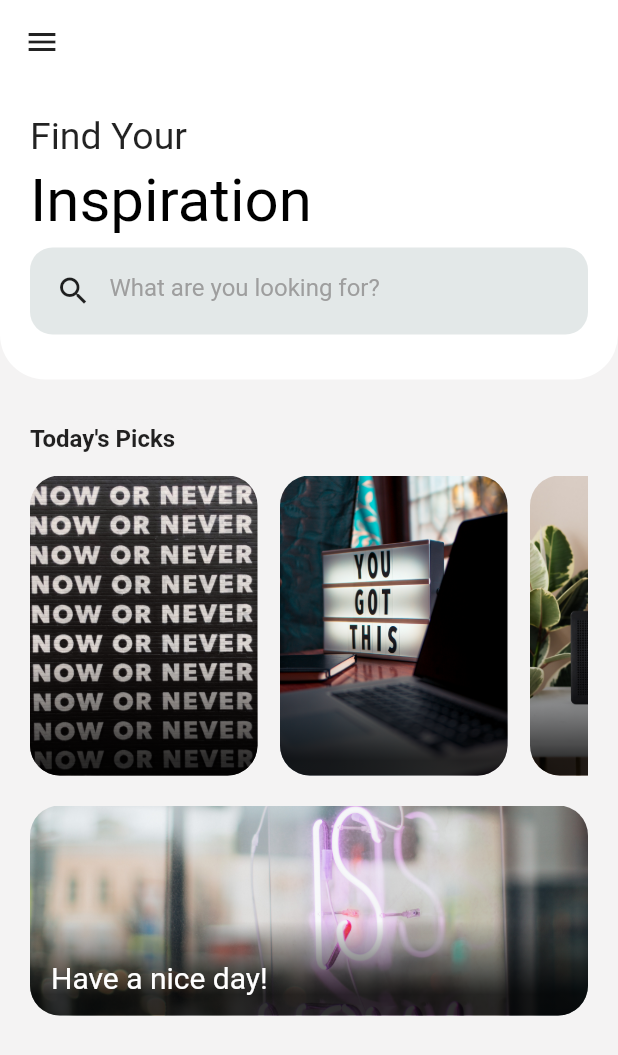
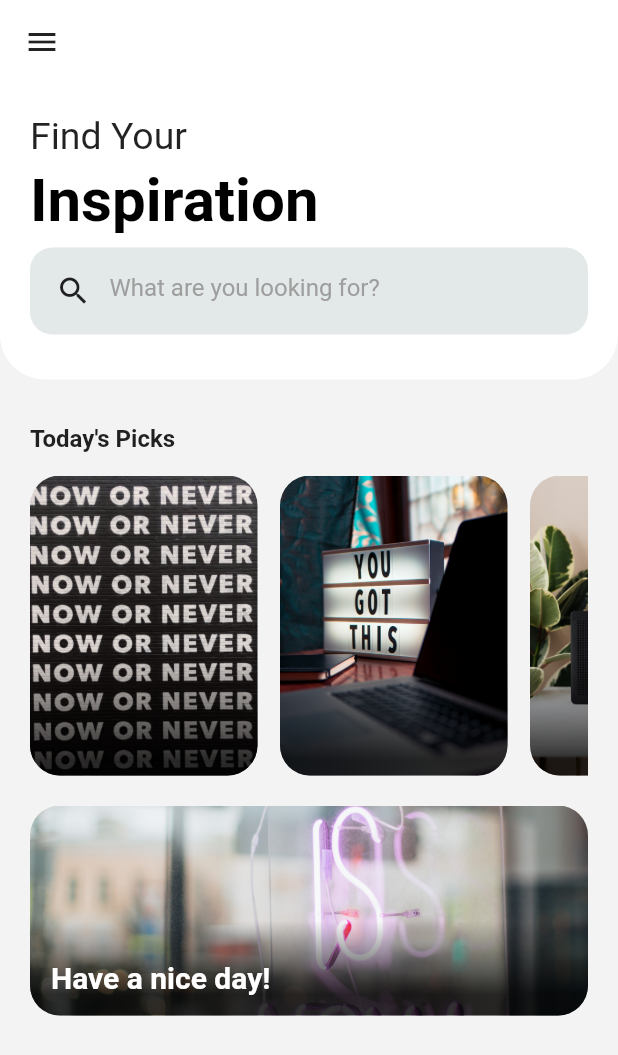
Before and after one commit to FlutterUI-archive/Inspiration, a Flutter app: the screen it shows after launch, on a phone screen of 412 x 824 dp. Shown: the top 1055 px of the screen. Run offline on Flutter 3.47's test engine with Material 2 defaults, Android fonts, the phone set to English and light mode, and no system bars; our stand-ins replace google_fonts.

Commit message:
Completed the entire UI

```diff
--- a/lib/main.dart
+++ b/lib/main.dart
@@ -1,10 +1,8 @@
 import 'package:flutter/material.dart';
+import 'package:google_fonts/google_fonts.dart';
 
 void main() {
-  runApp(MaterialApp(
-    debugShowCheckedModeBanner: false,
-    home: HomePage(),
-  ));
+  runApp(HomePage());
 }
 
 class HomePage extends StatefulWidget {
@@ -15,7 +13,10 @@ class HomePage extends StatefulWidget {
 class _HomePageState extends State<HomePage> {
   @override
   Widget build(BuildContext context) {
-    return Scaffold(
+    return MaterialApp(
+      //theme: ThemeData(textTheme: GoogleFonts.robotoCondensedTextTheme()),
+      debugShowCheckedModeBanner: false,
+      home: Scaffold(
         backgroundColor: Color.fromRGBO(244, 243, 243, 1),
         appBar: AppBar(
           backgroundColor: Colors.white,
@@ -45,7 +46,7 @@ class _HomePageState extends State<HomePage> {
                     height: 5,
                   ),
                   Text("Inspiration",
-                    style: TextStyle(color: Colors.black, fontSize: 40)),
+                      style: TextStyle(color: Colors.black, fontSize: 40,fontWeight: FontWeight.bold)),
                   SizedBox(
                     height: 8,
                   ),
@@ -62,8 +63,8 @@ class _HomePageState extends State<HomePage> {
                                 color: Colors.black87,
                               ),
                               hintText: "What are you looking for?",
-                            hintStyle:
-                                TextStyle(color: Colors.grey, fontSize: 16)))),
+                              hintStyle: TextStyle(
+                                  color: Colors.grey, fontSize: 16)))),
                   SizedBox(height: 10),
                 ],
               ),
@@ -115,7 +116,9 @@ class _HomePageState extends State<HomePage> {
                         alignment: Alignment.bottomLeft,
                         child: Padding(
                           padding: const EdgeInsets.all(14.0),
-                                child: Text("Have a nice day!", style: TextStyle(color:Colors.white,fontSize: 20)),
+                          child: Text("Have a nice day!",
+                              style:
+                                  TextStyle(color: Colors.white, fontSize: 20,fontWeight: FontWeight.bold)),
                         ),
                       ),
                     ),
@@ -125,6 +128,7 @@ class _HomePageState extends State<HomePage> {
             )
           ],
         )),
+      ),
     );
   }
 
--- a/pubspec.yaml
+++ b/pubspec.yaml
@@ -24,7 +24,7 @@ dependencies:
   flutter:
     sdk: flutter
 
-
+  google_fonts: ^1.1.0
   # The following adds the Cupertino Icons font to your application.
   # Use with the CupertinoIcons class for iOS style icons.
   cupertino_icons: ^0.1.3
@@ -32,6 +32,7 @@ dependencies:
 dev_dependencies:
   flutter_test:
     sdk: flutter
+
 
 # For information on the generic Dart part of this file, see the
 # following page: https://dart.dev/tools/pub/pubspec
```
Also changed, not shown: pubspec.lock, 1 other file. Lines whose indentation alone changed are shown as unchanged.
